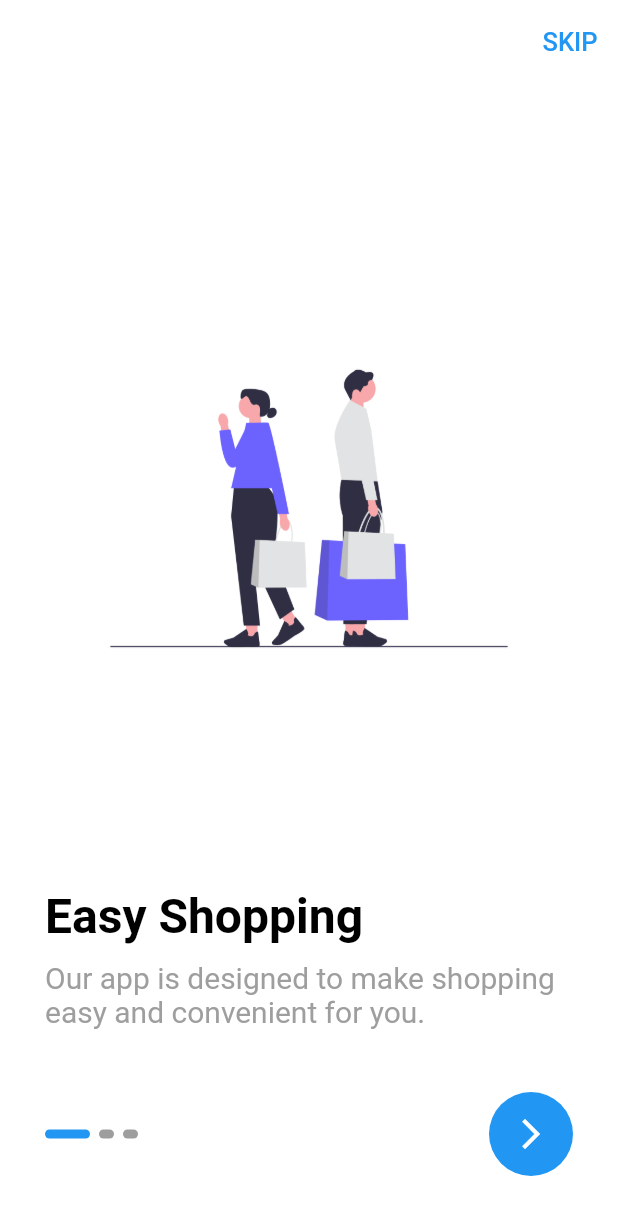
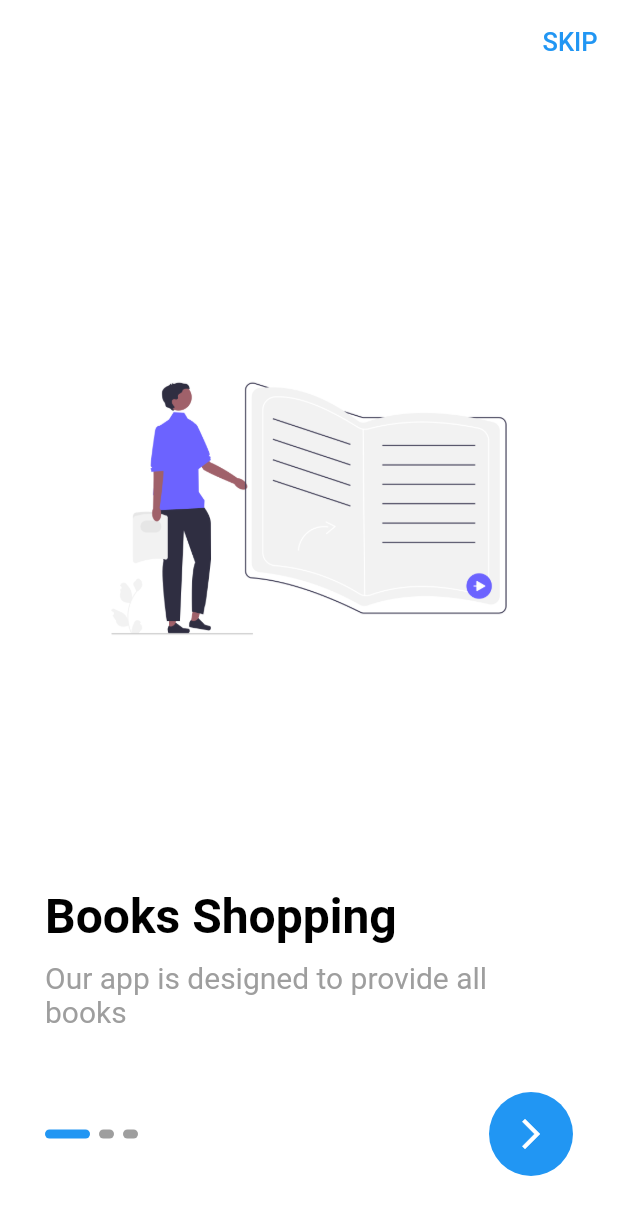
Before and after one commit to Ebrahim-Elkbbany/FIP, a Flutter app: the screen it shows after launch, on a phone screen of 412 x 824 dp. Shown: the top 1215 px of the screen. Run offline on Flutter 3.47's test engine with Material 2 defaults, Android fonts, the phone set to English and light mode, and no system bars; drawn by our look-alikes of smooth_page_indicator; our stand-ins replace carousel_slider, cloud_firestore, conditional_builder_null_safety, firebase_auth, firebase_core, flutter_bloc and 2 more; accounts and stored records are empty.

Commit message:
finish our app

```diff
--- a/lib/feature/auth/features/view/widgets/login_screen_body.dart
+++ b/lib/feature/auth/features/view/widgets/login_screen_body.dart
@@ -26,7 +26,7 @@ class LoginScreenBody extends StatelessWidget {
             SharedPreference.setData(key: 'uid', value: state.uid)
                 .then((value) {
               uid = state.uid;
-              LayoutCubit.get(context)..getUserData()..getCategory()..getProduct();
+              LayoutCubit.get(context)..getUserData()..getCategory()..getProduct()..getBanners();
               navigateTo(context, const LayoutScreen());
             });
             showToast(
--- a/lib/feature/auth/features/view/widgets/register_screen_body.dart
+++ b/lib/feature/auth/features/view/widgets/register_screen_body.dart
@@ -1,6 +1,7 @@
 import 'package:conditional_builder_null_safety/conditional_builder_null_safety.dart';
 import 'package:fip/core/widgets/component/navigation.dart';
 import 'package:fip/feature/layout/layout.dart';
+import 'package:fip/feature/layout/manger/layout_cubit.dart';
 import 'package:flutter/material.dart';
 import 'package:flutter_bloc/flutter_bloc.dart';
 import '../../../../../core/utils/constant.dart';
@@ -28,6 +29,7 @@ class RegisterScreenBody extends StatelessWidget {
           if (state is RegisterSuccess) {
             SharedPreference.setData(key: 'uid', value: state.uid).then((value) {
               uid=state.uid;
+              LayoutCubit.get(context)..getUserData()..getCategory()..getProduct()..getBanners();
               navigateAndFinish(context, const LayoutScreen());
             });
             showToast(state:ToastStates.success ,message:'success register operation' );
--- a/lib/feature/categories/presentation/view/widgets/categories_view_body.dart
+++ b/lib/feature/categories/presentation/view/widgets/categories_view_body.dart
@@ -15,7 +15,7 @@ class CategoriesViewBody extends StatelessWidget {
             itemBuilder: (context, index) =>
                 CategoriesListViewItem(cubit: cubit, index: index),
             separatorBuilder: (context, index) =>const Divider(thickness: 1),
-            itemCount: 6);
+            itemCount: cubit.category.length);
       //
       },
     );
--- a/lib/feature/layout/manger/layout_state.dart
+++ b/lib/feature/layout/manger/layout_state.dart
@@ -19,3 +19,6 @@ class GetCategoryError extends LayoutState {}
 class GetProductLoading extends LayoutState {}
 class GetProductSuccess extends LayoutState {}
 class GetProductError extends LayoutState {}
+class GetBannersLoading extends LayoutState {}
+class GetBannersSuccess extends LayoutState {}
+class GetBannersError extends LayoutState {}
--- a/lib/feature/on_boarding/data/models/on_boarding_model.dart
+++ b/lib/feature/on_boarding/data/models/on_boarding_model.dart
@@ -8,8 +8,8 @@ class OnBoardingModel {
   static List<OnBoardingModel> boarding = [
     OnBoardingModel(
       image: 'assets/images/undraw_Shopping_Bags_l5iq.png',
-      text: 'Easy Shopping',
-      subText: 'Our app is designed to make shopping easy and convenient for you.',
+      text: 'Books Shopping ',
+      subText: 'Our app is designed to provide all books',
     ),
     OnBoardingModel(
       image: 'assets/images/undraw_Mobile_payments_re_7udl.png',
--- a/lib/main.dart
+++ b/lib/main.dart
@@ -10,7 +10,7 @@ import 'package:flutter_bloc/flutter_bloc.dart';
 import 'core/utils/shared_preferences.dart';
 import 'core/utils/theme.dart';
 
-void main() async{
+void main() async {
   WidgetsFlutterBinding.ensureInitialized();
   await Firebase.initializeApp(
     options: DefaultFirebaseOptions.currentPlatform,
@@ -20,18 +20,27 @@ void main() async{
   uid = SharedPreference.getData(key: 'uid');
   runApp(const FIP());
 }
+
 // auth refactor
 class FIP extends StatelessWidget {
   const FIP({Key? key}) : super(key: key);
 
   @override
   Widget build(BuildContext context) {
-    return  MultiBlocProvider(
-      providers: [BlocProvider(create: (context) => LayoutCubit()..getUserData()..getCategory()..getProduct())],
+    return MultiBlocProvider(
+      providers: [
+        BlocProvider(
+          create: (context) => LayoutCubit()
+            ..getUserData()
+            ..getCategory()
+            ..getProduct()
+            ..getBanners(),
+        ),
+      ],
       child: MaterialApp(
         theme: lightTheme,
         debugShowCheckedModeBanner: false,
-        home: uid!=null?const LayoutScreen():const OnBoardingView(),
+        home: uid != null ? const LayoutScreen() : const OnBoardingView(),
       ),
     );
   }
```
Also changed, not shown: lib/feature/home/presentation/view/widgets/home_products_grid_view_item.dart (+8 -4 lines), lib/feature/home/presentation/view/widgets/home_slider_section.dart (+7 -5 lines), lib/feature/layout/manger/layout_cubit.dart (+14 -0 lines), lib/feature/profile_nav/info.dart (+4 -4 lines), assets/images/undraw_Shopping_Bags_l5iq.png.
